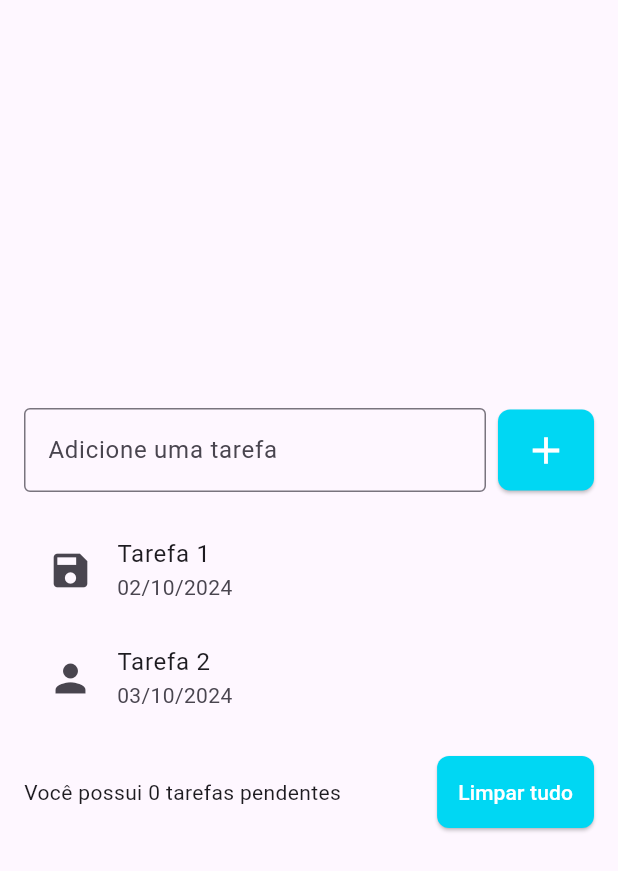
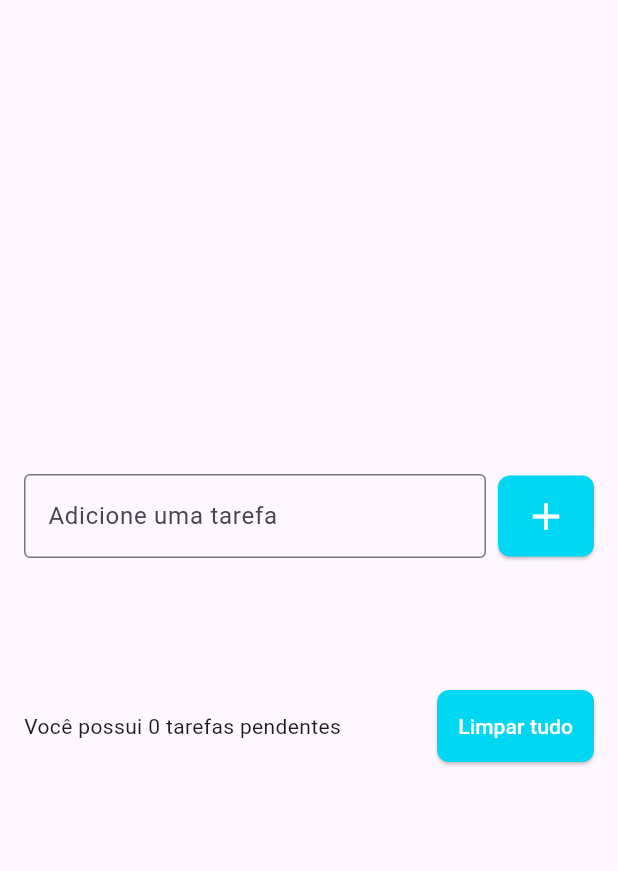
Before and after one commit to silviofrancoms10/todo_list, a Flutter app: the screen it shows after launch, after a tap on the "add" icon, on a phone screen of 412 x 824 dp. Shown: the top 871 px of the screen. Run offline on Flutter 3.47's test engine with Material 3 defaults, Android fonts, the phone set to English and light mode, and no system bars.

Commit message:
Mudando a classe de Stateless para Stateful para segurar o valor dos itens na lista, adicionando o setState dentro do onPressed, colocando a ListView dentro de um Flexible

```diff
--- a/lib/pages/todo_list_page.dart
+++ b/lib/pages/todo_list_page.dart
@@ -2,10 +2,17 @@ import 'dart:math';
 
 import 'package:flutter/material.dart';
 
-class TodoListPage extends StatelessWidget {
+class TodoListPage extends StatefulWidget {
   TodoListPage({super.key});
 
-  final TextEditingController emailController = TextEditingController();
+  @override
+  State<TodoListPage> createState() => _TodoListPageState();
+}
+
+class _TodoListPageState extends State<TodoListPage> {
+  final TextEditingController taskController = TextEditingController();
+
+  List<String> tasks = [];
 
   @override
   Widget build(BuildContext context) {
@@ -20,6 +27,7 @@ class TodoListPage extends StatelessWidget {
                 children: [
                   Expanded(
                     child: TextField(
+                      controller: taskController,
                       decoration: InputDecoration(
                         border: OutlineInputBorder(),
                         labelText: 'Adicione uma tarefa',
@@ -29,7 +37,12 @@ class TodoListPage extends StatelessWidget {
                   ),
                   SizedBox(width: 8),
                   ElevatedButton(
-                    onPressed: () {},
+                    onPressed: () {
+                      setState(() {
+                        tasks.add(taskController.text);
+                        taskController.clear();
+                      });
+                    },
                     /*child: Text(
                       "+",
                       style: TextStyle(
@@ -44,48 +57,41 @@ class TodoListPage extends StatelessWidget {
                       foregroundColor: Colors.white,
                       padding: EdgeInsets.all(12),
                     ),
-                    child: Icon(
+                    child: const Icon(
                       Icons.add,
                       size: 30,
                     ),
                   )
                 ],
               ),
-              SizedBox(
+              const SizedBox(
                 height: 16,
               ),
-              ListView(
+              Flexible(
+                child: ListView(
                   shrinkWrap: true,
                   children: [
+                    for (String task in tasks)
                       ListTile(
-                    title: Text("Tarefa 1"),
-                    subtitle: Text('02/10/2024'),
-                    leading: Icon(Icons.save, size: 30,),
+                        title: Text(task),
                         onTap: () {
-                      print('Tarefa 1');
-                    },
-                  ),
-                  ListTile(
-                    title: Text("Tarefa 2"),
-                    subtitle: Text('03/10/2024'),
-                    leading: Icon(Icons.person, size: 30,),
-                    onTap: () {
-                      print('Tarefa 2');
+                          print('Tarefa $task');
                         },
                       ),
                   ],
                 ),
-              SizedBox(
+              ),
+              const SizedBox(
                 height: 16,
               ),
               Row(
                 children: [
-                  Expanded(
+                  const Expanded(
                     child: Text(
                       "Você possui 0 tarefas pendentes",
                     ),
                   ),
-                  SizedBox(
+                  const SizedBox(
                     width: 8,
                   ),
                   ElevatedButton(
@@ -108,11 +114,6 @@ class TodoListPage extends StatelessWidget {
     );
   }
 
-  void login() {
-    print(emailController.text);
-    emailController.clear();
-  }
-
   void onChanged(String value) {
     // print(value);
   }
```
Lines whose indentation alone changed are shown as unchanged.
